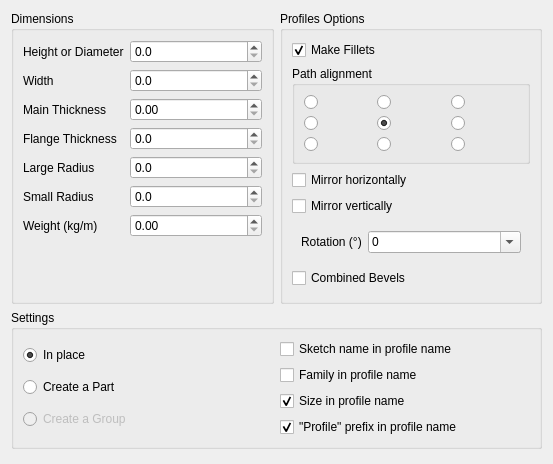
First picture: the form in freecad/frameforge/resources/ui/create_profiles2.ui, repository lukh/frameforge, before the edit.
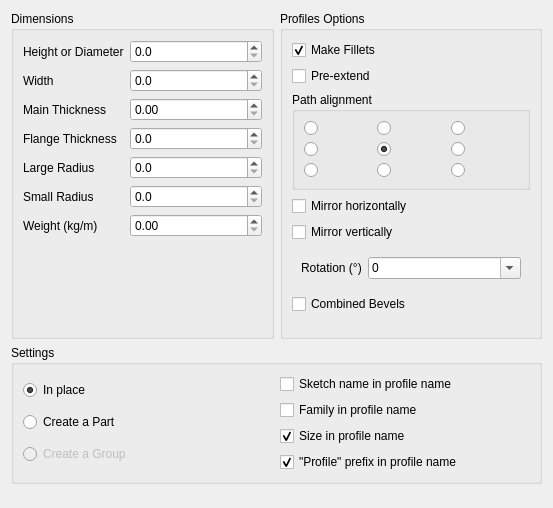
Second picture: the form after the edit.

Commit message: add pre-extend to create prof

What changed in the file:
```diff
--- a/freecad/frameforge/resources/ui/create_profiles2.ui
+++ b/freecad/frameforge/resources/ui/create_profiles2.ui
@@ -7,7 +7,7 @@
     <x>0</x>
     <y>0</y>
     <width>553</width>
-    <height>464</height>
+    <height>508</height>
    </rect>
   </property>
   <property name="windowTitle">
@@ -187,6 +187,16 @@
           </property>
          </widget>
         </item>
+        <item>
+         <widget class="QCheckBox" name="cb_pre_extend">
+          <property name="toolTip">
+           <string>Extend the profile by max(W, H)</string>
+          </property>
+          <property name="text">
+           <string>Pre-extend</string>
+          </property>
+         </widget>
+        </item>
         <item>
          <widget class="QGroupBox" name="group_anchor">
           <property name="title">
```
The commit also changes 2 other files.
